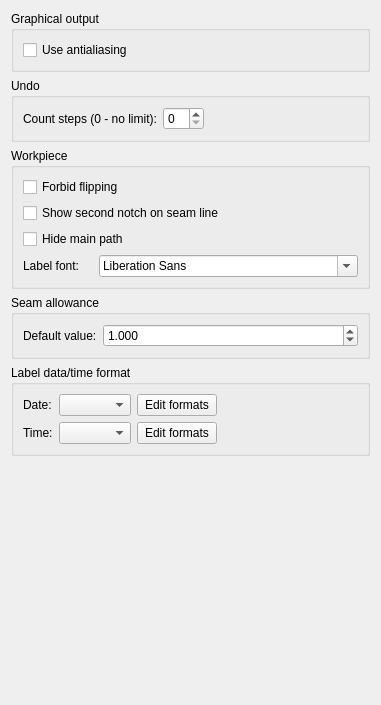
Before: the Qt Designer form src/app/seamly2d/dialogs/configpages/preferencespatternpage.ui in FashionFreedom/Seamly2D, drawn with Qt 5.
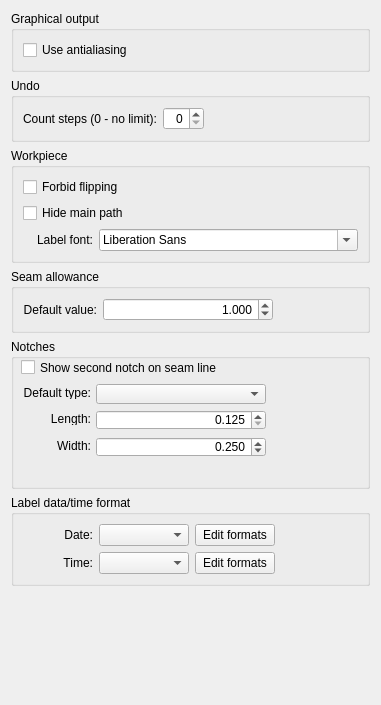
After: the same form once the commit is applied.

Commit message:
Issue #282 / Create new Notch options..
This adds new notch options and completes the change of the term "passmarks" to "notch", and the change of the text "typeLine" to "lineType" within the schema  conversion from ver 0.6.0 to ver 0.6.1.

Diff of the .ui file:
```diff
--- a/src/app/seamly2d/dialogs/configpages/preferencespatternpage.ui
+++ b/src/app/seamly2d/dialogs/configpages/preferencespatternpage.ui
@@ -47,7 +47,11 @@
        </widget>
       </item>
       <item row="0" column="1">
-       <widget class="QSpinBox" name="undoCount_SpinBox"/>
+       <widget class="QSpinBox" name="undoCount_SpinBox">
+        <property name="alignment">
+         <set>Qt::AlignRight|Qt::AlignTrailing|Qt::AlignVCenter</set>
+        </property>
+       </widget>
       </item>
      </layout>
     </widget>
@@ -68,16 +72,6 @@
         </property>
        </widget>
       </item>
-      <item>
-       <widget class="QCheckBox" name="doubleNotch_CheckBox">
-        <property name="toolTip">
-         <string>Show notch on both the seam allowance and seam line.</string>
-        </property>
-        <property name="text">
-         <string>Show second notch on seam line</string>
-        </property>
-       </widget>
-      </item>
       <item>
        <widget class="QCheckBox" name="hideMainPath_CheckBox">
         <property name="toolTip">
@@ -92,6 +86,12 @@
        <layout class="QHBoxLayout" name="horizontalLayout">
         <item>
          <widget class="QLabel" name="labelFont_Label">
+          <property name="minimumSize">
+           <size>
+            <width>70</width>
+            <height>0</height>
+           </size>
+          </property>
           <property name="maximumSize">
            <size>
             <width>70</width>
@@ -101,6 +101,9 @@
           <property name="text">
            <string>Label font:</string>
           </property>
+          <property name="alignment">
+           <set>Qt::AlignRight|Qt::AlignTrailing|Qt::AlignVCenter</set>
+          </property>
          </widget>
         </item>
         <item>
@@ -119,13 +122,37 @@
      <layout class="QFormLayout" name="formLayout_3">
       <item row="0" column="0">
        <widget class="QLabel" name="defaultSeamAllowance_Label">
+        <property name="minimumSize">
+         <size>
+          <width>70</width>
+          <height>0</height>
+         </size>
+        </property>
         <property name="text">
          <string>Default value:</string>
         </property>
+        <property name="alignment">
+         <set>Qt::AlignRight|Qt::AlignTrailing|Qt::AlignVCenter</set>
+        </property>
        </widget>
       </item>
       <item row="0" column="1">
        <widget class="QDoubleSpinBox" name="defaultSeamAllowance_DoubleSpinBox">
+        <property name="sizePolicy">
+         <sizepolicy hsizetype="Fixed" vsizetype="Fixed">
+          <horstretch>0</horstretch>
+          <verstretch>0</verstretch>
+         </sizepolicy>
+        </property>
+        <property name="minimumSize">
+         <size>
+          <width>170</width>
+          <height>0</height>
+         </size>
+        </property>
+        <property name="alignment">
+         <set>Qt::AlignRight|Qt::AlignTrailing|Qt::AlignVCenter</set>
+        </property>
         <property name="decimals">
          <number>3</number>
         </property>
@@ -143,6 +170,206 @@
      </layout>
     </widget>
    </item>
+   <item>
+    <widget class="QGroupBox" name="notches_GroupBox">
+     <property name="minimumSize">
+      <size>
+       <width>0</width>
+       <height>150</height>
+      </size>
+     </property>
+     <property name="title">
+      <string>Notches</string>
+     </property>
+     <widget class="QCheckBox" name="showSecondNotch_CheckBox">
+      <property name="geometry">
+       <rect>
+        <x>10</x>
+        <y>20</y>
+        <width>343</width>
+        <height>17</height>
+       </rect>
+      </property>
+      <property name="toolTip">
+       <string>Show notch on both the seam allowance and seam line.</string>
+      </property>
+      <property name="text">
+       <string>Show second notch on seam line</string>
+      </property>
+     </widget>
+     <widget class="QComboBox" name="defaultNotchType_ComboBox">
+      <property name="geometry">
+       <rect>
+        <x>85</x>
+        <y>45</y>
+        <width>170</width>
+        <height>20</height>
+       </rect>
+      </property>
+      <property name="sizePolicy">
+       <sizepolicy hsizetype="Fixed" vsizetype="Fixed">
+        <horstretch>0</horstretch>
+        <verstretch>0</verstretch>
+       </sizepolicy>
+      </property>
+      <property name="currentIndex">
+       <number>-1</number>
+      </property>
+     </widget>
+     <widget class="QDoubleSpinBox" name="defaultNotchLength_DoubleSpinBox">
+      <property name="geometry">
+       <rect>
+        <x>85</x>
+        <y>71</y>
+        <width>170</width>
+        <height>20</height>
+       </rect>
+      </property>
+      <property name="sizePolicy">
+       <sizepolicy hsizetype="Fixed" vsizetype="Fixed">
+        <horstretch>0</horstretch>
+        <verstretch>0</verstretch>
+       </sizepolicy>
+      </property>
+      <property name="alignment">
+       <set>Qt::AlignRight|Qt::AlignTrailing|Qt::AlignVCenter</set>
+      </property>
+      <property name="decimals">
+       <number>3</number>
+      </property>
+      <property name="minimum">
+       <double>0.125000000000000</double>
+      </property>
+      <property name="maximum">
+       <double>1.500000000000000</double>
+      </property>
+      <property name="singleStep">
+       <double>0.010000000000000</double>
+      </property>
+      <property name="value">
+       <double>0.125000000000000</double>
+      </property>
+     </widget>
+     <widget class="QLabel" name="defaultNotchType_Label">
+      <property name="geometry">
+       <rect>
+        <x>10</x>
+        <y>47</y>
+        <width>70</width>
+        <height>13</height>
+       </rect>
+      </property>
+      <property name="minimumSize">
+       <size>
+        <width>70</width>
+        <height>0</height>
+       </size>
+      </property>
+      <property name="text">
+       <string>Default type:</string>
+      </property>
+      <property name="alignment">
+       <set>Qt::AlignRight|Qt::AlignTrailing|Qt::AlignVCenter</set>
+      </property>
+     </widget>
+     <widget class="QLabel" name="defaultNotchLength_Label">
+      <property name="geometry">
+       <rect>
+        <x>10</x>
+        <y>73</y>
+        <width>70</width>
+        <height>13</height>
+       </rect>
+      </property>
+      <property name="sizePolicy">
+       <sizepolicy hsizetype="Fixed" vsizetype="Preferred">
+        <horstretch>0</horstretch>
+        <verstretch>0</verstretch>
+       </sizepolicy>
+      </property>
+      <property name="minimumSize">
+       <size>
+        <width>70</width>
+        <height>0</height>
+       </size>
+      </property>
+      <property name="maximumSize">
+       <size>
+        <width>40</width>
+        <height>16777215</height>
+       </size>
+      </property>
+      <property name="text">
+       <string>Length:</string>
+      </property>
+      <property name="alignment">
+       <set>Qt::AlignRight|Qt::AlignTrailing|Qt::AlignVCenter</set>
+      </property>
+     </widget>
+     <widget class="QLabel" name="defaultNotchWidth_Label">
+      <property name="geometry">
+       <rect>
+        <x>10</x>
+        <y>100</y>
+        <width>70</width>
+        <height>13</height>
+       </rect>
+      </property>
+      <property name="sizePolicy">
+       <sizepolicy hsizetype="Fixed" vsizetype="Preferred">
+        <horstretch>0</horstretch>
+        <verstretch>0</verstretch>
+       </sizepolicy>
+      </property>
+      <property name="minimumSize">
+       <size>
+        <width>70</width>
+        <height>0</height>
+       </size>
+      </property>
+      <property name="maximumSize">
+       <size>
+        <width>40</width>
+        <height>16777215</height>
+       </size>
+      </property>
+      <property name="text">
+       <string>Width:</string>
+      </property>
+      <property name="alignment">
+       <set>Qt::AlignRight|Qt::AlignTrailing|Qt::AlignVCenter</set>
+      </property>
+     </widget>
+     <widget class="QDoubleSpinBox" name="defaultNotchWidth_DoubleSpinBox">
+      <property name="geometry">
+       <rect>
+        <x>85</x>
+        <y>98</y>
+        <width>170</width>
+        <height>20</height>
+       </rect>
+      </property>
+      <property name="sizePolicy">
+       <sizepolicy hsizetype="Fixed" vsizetype="Fixed">
+        <horstretch>0</horstretch>
+        <verstretch>0</verstretch>
+       </sizepolicy>
+      </property>
+      <property name="alignment">
+       <set>Qt::AlignRight|Qt::AlignTrailing|Qt::AlignVCenter</set>
+      </property>
+      <property name="decimals">
+       <number>3</number>
+      </property>
+      <property name="singleStep">
+       <double>0.050000000000000</double>
+      </property>
+      <property name="value">
+       <double>0.250000000000000</double>
+      </property>
+     </widget>
+    </widget>
+   </item>
    <item>
     <widget class="QGroupBox" name="Formats_GroupBox">
      <property name="title">
@@ -154,15 +381,31 @@
       </property>
       <item row="0" column="0">
        <widget class="QLabel" name="dateFormats_Label">
+        <property name="minimumSize">
+         <size>
+          <width>70</width>
+          <height>0</height>
+         </size>
+        </property>
         <property name="text">
          <string>Date:</string>
         </property>
+        <property name="alignment">
+         <set>Qt::AlignRight|Qt::AlignTrailing|Qt::AlignVCenter</set>
+        </property>
        </widget>
       </item>
       <item row="0" column="1">
        <layout class="QHBoxLayout" name="horizontalLayout_2">
         <item>
-         <widget class="QComboBox" name="dateFormats_ComboBox"/>
+         <widget class="QComboBox" name="dateFormats_ComboBox">
+          <property name="minimumSize">
+           <size>
+            <width>90</width>
+            <height>0</height>
+           </size>
+          </property>
+         </widget>
         </item>
         <item>
          <widget class="QPushButton" name="editDateFormats_PushButton">
@@ -175,15 +418,31 @@
       </item>
       <item row="1" column="0">
        <widget class="QLabel" name="timeFormats_Label">
+        <property name="minimumSize">
+         <size>
+          <width>70</width>
+          <height>0</height>
+         </size>
+        </property>
         <property name="text">
          <string>Time:</string>
         </property>
+        <property name="alignment">
+         <set>Qt::AlignRight|Qt::AlignTrailing|Qt::AlignVCenter</set>
+        </property>
        </widget>
       </item>
       <item row="1" column="1">
        <layout class="QHBoxLayout" name="horizontalLayout_3">
         <item>
-         <widget class="QComboBox" name="timeFormats_ComboBox"/>
+         <widget class="QComboBox" name="timeFormats_ComboBox">
+          <property name="minimumSize">
+           <size>
+            <width>90</width>
+            <height>0</height>
+           </size>
+          </property>
+         </widget>
         </item>
         <item>
          <widget class="QPushButton" name="editTimeFormats_PushButton">
```
Left out of the diff: 2 changed lines with no effect on the pictures. The commit also changes 92 other files.
